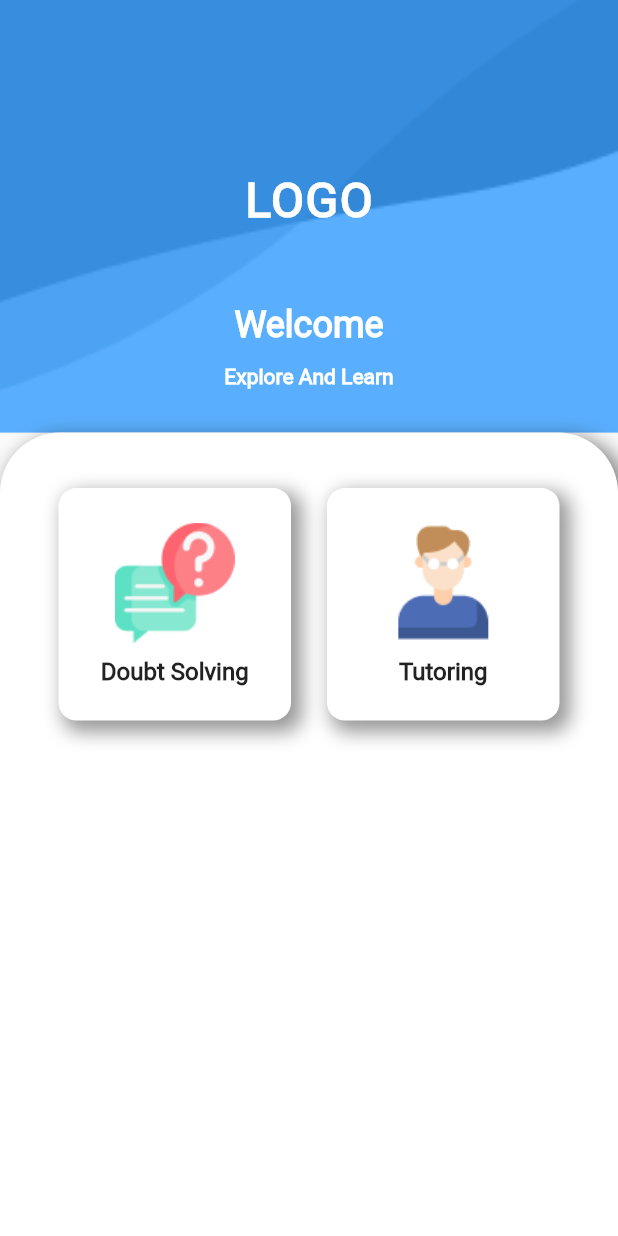
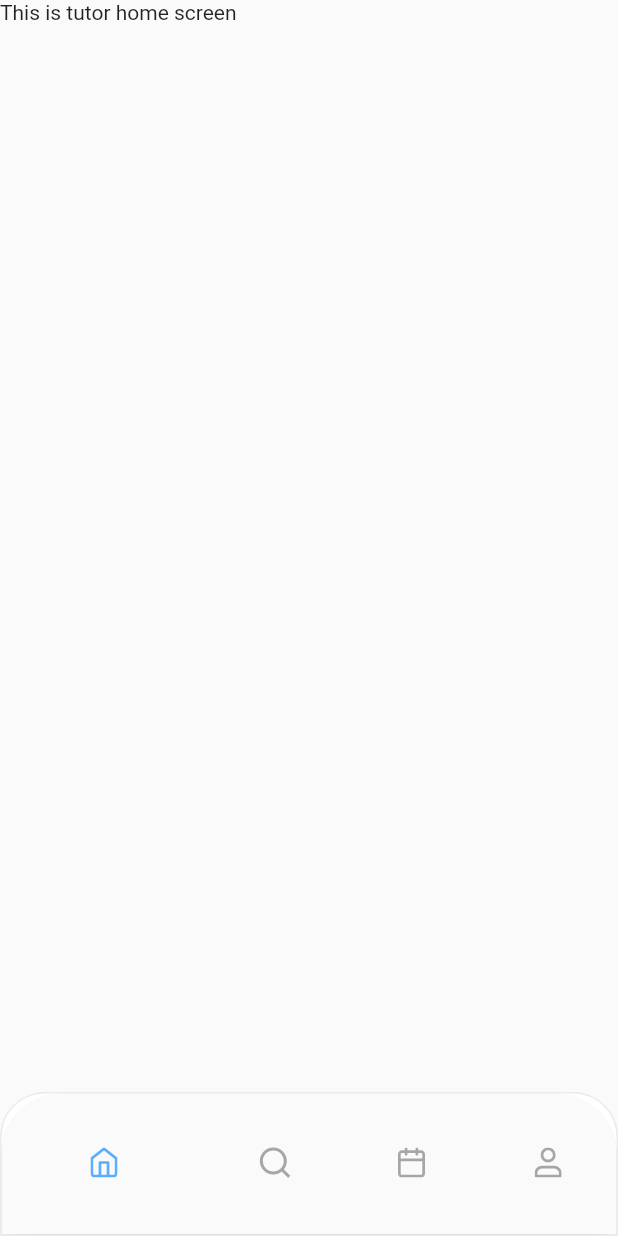
Before and after one commit to gautam232019/acadeque_student_app, a Flutter app: the WelcomeScreen screen opened by its route, after a tap on "Tutoring", on a phone screen of 412 x 824 dp. Run offline on Flutter 3.47's test engine with Material 2 defaults, Android fonts, the phone set to English and light mode, and no system bars; drawn by our look-alikes of oktoast; our stand-ins replace dio, flutter_svg, get_storage, jiffy; missing offline and left inert: jwt_decode; accounts and stored records are empty; project files that could hold a hidden picture were left out.

Commit message:
tutoring tab added

```diff
--- a/lib/main.dart
+++ b/lib/main.dart
@@ -10,6 +10,8 @@ import 'package:acadeque_student_app/modules/register/register_screen.dart';
 import 'package:acadeque_student_app/modules/register/register_state.dart';
 import 'package:acadeque_student_app/modules/splash/splash_screen.dart';
 import 'package:acadeque_student_app/modules/splash/splash_state.dart';
+import 'package:acadeque_student_app/modules/tutoring_screen/tutoring_screen.dart';
+import 'package:acadeque_student_app/modules/tutoring_screen/tutoring_state.dart';
 import 'package:acadeque_student_app/modules/welcome_screen/welcome_screen.dart';
 import 'package:acadeque_student_app/modules/welcome_screen/welcome_state.dart';
 import 'package:flutter/material.dart';
@@ -62,6 +64,10 @@ class App extends StatelessWidget {
                 create: (_) => QuestionState(context),
                 child: const QuestionScreen(),
               ),
+          '/tutoring': (context) => ChangeNotifierProvider(
+                create: (_) => TutoringState(),
+                child: const TutoringScreen(),
+              ),
         },
         initialRoute: '/splash',
         debugShowCheckedModeBanner: false,
--- /dev/null
+++ b/lib/modules/tutoring_screen/tabs/appointment_screen/appointment_screen.dart
@@ -0,0 +1,14 @@
+import 'package:flutter/material.dart';
+
+class AppointmentScreen extends StatelessWidget {
+  const AppointmentScreen({Key? key}) : super(key: key);
+
+  @override
+  Widget build(BuildContext context) {
+    return SafeArea(
+      child: Scaffold(
+        body: Text("This is appointment screen"),
+      ),
+    );
+  }
+}
--- /dev/null
+++ b/lib/modules/tutoring_screen/tabs/appointment_screen/appointment_state.dart
@@ -0,0 +1,3 @@
+import 'package:acadeque_student_app/core/state/base_state.dart';
+
+class AppointmentState extends BaseState {}
--- /dev/null
+++ b/lib/modules/tutoring_screen/tabs/stat_screen/stat_screen.dart
@@ -0,0 +1,14 @@
+import 'package:flutter/material.dart';
+
+class StatScreen extends StatelessWidget {
+  const StatScreen({Key? key}) : super(key: key);
+
+  @override
+  Widget build(BuildContext context) {
+    return SafeArea(
+      child: Scaffold(
+        body: Text("This is stat screen"),
+      ),
+    );
+  }
+}
--- /dev/null
+++ b/lib/modules/tutoring_screen/tabs/stat_screen/stat_state.dart
@@ -0,0 +1,3 @@
+import 'package:acadeque_student_app/core/state/base_state.dart';
+
+class StatState extends BaseState {}
--- /dev/null
+++ b/lib/modules/tutoring_screen/tabs/tutor_home_screen/tutor_home_screen.dart
@@ -0,0 +1,14 @@
+import 'package:flutter/material.dart';
+
+class TutorHomeScreen extends StatelessWidget {
+  const TutorHomeScreen({Key? key}) : super(key: key);
+
+  @override
+  Widget build(BuildContext context) {
+    return SafeArea(
+      child: Scaffold(
+        body: Text("This is tutor home screen"),
+      ),
+    );
+  }
+}
--- /dev/null
+++ b/lib/modules/tutoring_screen/tabs/tutor_home_screen/tutor_home_state.dart
@@ -0,0 +1,3 @@
+import 'package:acadeque_student_app/core/state/base_state.dart';
+
+class TutorHomeState extends BaseState {}
--- /dev/null
+++ b/lib/modules/tutoring_screen/tutoring_screen.dart
@@ -0,0 +1,126 @@
+import 'package:acadeque_student_app/modules/doubt_screen/tabs/ask/ask_screen.dart';
+import 'package:acadeque_student_app/modules/doubt_screen/tabs/ask/ask_state.dart';
+import 'package:acadeque_student_app/modules/doubt_screen/tabs/home/home_screen.dart';
+import 'package:acadeque_student_app/modules/doubt_screen/tabs/home/home_state.dart';
+import 'package:acadeque_student_app/modules/doubt_screen/tabs/profile/profile_screen.dart';
+import 'package:acadeque_student_app/modules/doubt_screen/tabs/profile/profile_state.dart';
+import 'package:acadeque_student_app/modules/tutoring_screen/tabs/appointment_screen/appointment_screen.dart';
+import 'package:acadeque_student_app/modules/tutoring_screen/tabs/appointment_screen/appointment_state.dart';
+import 'package:acadeque_student_app/modules/tutoring_screen/tabs/stat_screen/stat_screen.dart';
+import 'package:acadeque_student_app/modules/tutoring_screen/tabs/stat_screen/stat_state.dart';
+import 'package:acadeque_student_app/modules/tutoring_screen/tabs/tutor_home_screen/tutor_home_screen.dart';
+import 'package:acadeque_student_app/modules/tutoring_screen/tabs/tutor_home_screen/tutor_home_state.dart';
+import 'package:acadeque_student_app/modules/tutoring_screen/tutoring_state.dart';
+import 'package:flutter/material.dart';
+import 'package:flutter_svg/flutter_svg.dart';
+import 'package:provider/provider.dart';
+
+class TutoringScreen extends StatelessWidget {
+  const TutoringScreen({Key? key}) : super(key: key);
+
+  @override
+  Widget build(BuildContext context) {
+    final state = Provider.of<TutoringState>(context);
+
+    int selectedIndex = 0;
+    var tabs = [
+      ChangeNotifierProvider(
+        create: (_) => TutorHomeState(),
+        child: const TutorHomeScreen(),
+      ),
+      ChangeNotifierProvider(
+        create: (_) => StatState(),
+        child: const StatScreen(),
+      ),
+      ChangeNotifierProvider(
+        create: (_) => AppointmentState(),
+        child: const AppointmentScreen(),
+      ),
+      ChangeNotifierProvider(
+        create: (_) => ProfileState(),
+        child: const ProfileScreen(),
+      ),
+    ];
+    return SafeArea(
+      child: Scaffold(
+        body: state.loading
+            ? const Center(child: CircularProgressIndicator())
+            : tabs.elementAt(state.bottomIndex),
+        bottomNavigationBar: Container(
+          decoration: BoxDecoration(
+              color: Colors.white,
+              borderRadius: const BorderRadius.only(
+                topRight: Radius.circular(30),
+                topLeft: Radius.circular(30),
+              ),
+              border: Border.all(color: const Color(0XFFEBEBEB))),
+          child: ClipRRect(
+            borderRadius: const BorderRadius.only(
+              topLeft: Radius.circular(40),
+              topRight: Radius.circular(40),
+            ),
+            child: BottomNavigationBar(
+              backgroundColor: Colors.white,
+              showSelectedLabels: false,
+              showUnselectedLabels: false,
+              items: [
+                BottomNavigationBarItem(
+                  icon: Padding(
+                    padding: const EdgeInsets.all(12),
+                    child: SvgPicture.asset(
+                      'assets/svg/home.svg',
+                      color: state.bottomIndex == 0
+                          ? const Color(0xFF59AEFD)
+                          : const Color(0xFFA6A6A6),
+                    ),
+                  ),
+                  label: "home",
+                ),
+                BottomNavigationBarItem(
+                  icon: Padding(
+                    padding: const EdgeInsets.all(20),
+                    child: SvgPicture.asset(
+                      'assets/svg/search_icon.svg',
+                      color: state.bottomIndex == 1
+                          ? const Color(0xFF59AEFD)
+                          : const Color(0xFFA6A6A6),
+                    ),
+                  ),
+                  label: "ask",
+                ),
+                BottomNavigationBarItem(
+                  icon: Padding(
+                    padding: const EdgeInsets.all(20),
+                    child: SvgPicture.asset(
+                      'assets/svg/appointment_icon.svg',
+                      color: state.bottomIndex == 2
+                          ? const Color(0xFF59AEFD)
+                          : const Color(0xFFA6A6A6),
+                    ),
+                  ),
+                  label: "ask",
+                ),
+                BottomNavigationBarItem(
+                  icon: Padding(
+                    padding: const EdgeInsets.all(20),
+                    child: SvgPicture.asset(
+                      'assets/svg/person.svg',
+                      color: state.bottomIndex == 3
+                          ? const Color(0xFF59AEFD)
+                          : const Color(0xFFA6A6A6),
+                    ),
+                  ),
+                  label: "profile",
+                ),
+              ],
+              currentIndex: selectedIndex,
+              onTap: (index) {
+                state.onBottomItemTapped(index, context);
+              },
+            ),
+          ),
+        ),
+      ),
+    );
+  }
+}
--- /dev/null
+++ b/lib/modules/tutoring_screen/tutoring_state.dart
@@ -0,0 +1,9 @@
+import 'package:acadeque_student_app/core/state/base_state.dart';
+
+class TutoringState extends BaseState {
+  int bottomIndex = 0;
+  onBottomItemTapped(int index, context) {
+    bottomIndex = index;
+    notifyListeners();
+  }
+}
--- a/lib/modules/welcome_screen/welcome_screen.dart
+++ b/lib/modules/welcome_screen/welcome_screen.dart
@@ -149,7 +149,9 @@ class WelcomeScreen extends StatelessWidget {
                           ),
                         ),
                         InkWell(
-                          onTap: () {},
+                          onTap: () {
+                            Navigator.pushNamed(context, "/tutoring");
+                          },
                           child: Container(
                             decoration: BoxDecoration(
                               borderRadius: BorderRadius.circular(12),
```
